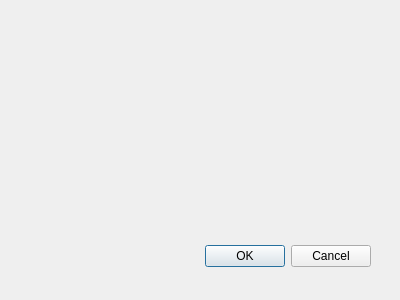
Rsclub22/Minos2-Mirror, file mqt/MqtLogger/bandmapclientfilterdialog.ui: the form before one commit.
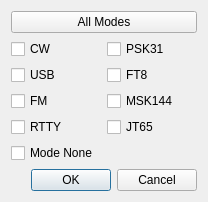
The form after the commit.

Commit message: work on saving and restoring mode filter settings in bandmap

What changed in the file:
```diff
--- a/mqt/MqtLogger/bandmapclientfilterdialog.ui
+++ b/mqt/MqtLogger/bandmapclientfilterdialog.ui
@@ -8,29 +8,103 @@
    <rect>
     <x>0</x>
     <y>0</y>
-    <width>400</width>
-    <height>300</height>
+    <width>208</width>
+    <height>201</height>
    </rect>
   </property>
   <property name="windowTitle">
    <string>Dialog</string>
   </property>
-  <widget class="QDialogButtonBox" name="buttonBox">
-   <property name="geometry">
-    <rect>
-     <x>30</x>
-     <y>240</y>
-     <width>341</width>
-     <height>32</height>
-    </rect>
-   </property>
-   <property name="orientation">
-    <enum>Qt::Horizontal</enum>
-   </property>
-   <property name="standardButtons">
-    <set>QDialogButtonBox::Cancel|QDialogButtonBox::Ok</set>
-   </property>
-  </widget>
+  <layout class="QVBoxLayout" name="verticalLayout_2">
+   <item>
+    <layout class="QVBoxLayout" name="verticalLayout">
+     <item>
+      <widget class="QPushButton" name="modeSelectBut">
+       <property name="text">
+        <string>All Modes</string>
+       </property>
+      </widget>
+     </item>
+     <item>
+      <layout class="QGridLayout" name="gridLayout">
+       <item row="3" column="0">
+        <widget class="QCheckBox" name="rttyModeChkBox">
+         <property name="text">
+          <string>RTTY</string>
+         </property>
+        </widget>
+       </item>
+       <item row="2" column="1">
+        <widget class="QCheckBox" name="msk144ModeChkBox">
+         <property name="text">
+          <string>MSK144</string>
+         </property>
+        </widget>
+       </item>
+       <item row="0" column="1">
+        <widget class="QCheckBox" name="psk31ModeChkBox">
+         <property name="text">
+          <string>PSK31</string>
+         </property>
+        </widget>
+       </item>
+       <item row="2" column="0">
+        <widget class="QCheckBox" name="fmModeChkBox">
+         <property name="text">
+          <string>FM</string>
+         </property>
+        </widget>
+       </item>
+       <item row="1" column="1">
+        <widget class="QCheckBox" name="ft8ModeChkBox">
+         <property name="text">
+          <string>FT8</string>
+         </property>
+        </widget>
+       </item>
+       <item row="0" column="0">
+        <widget class="QCheckBox" name="cwModeChkBox">
+         <property name="text">
+          <string>CW</string>
+         </property>
+        </widget>
+       </item>
+       <item row="3" column="1">
+        <widget class="QCheckBox" name="jt65ModeChkBox">
+         <property name="text">
+          <string>JT65</string>
+         </property>
+        </widget>
+       </item>
+       <item row="1" column="0">
+        <widget class="QCheckBox" name="usbModeChkBox">
+         <property name="text">
+          <string>USB</string>
+         </property>
+        </widget>
+       </item>
+       <item row="4" column="0">
+        <widget class="QCheckBox" name="noneModeChkBox">
+         <property name="text">
+          <string>Mode None</string>
+         </property>
+        </widget>
+       </item>
+      </layout>
+     </item>
+    </layout>
+   </item>
+   <item>
+    <widget class="QDialogButtonBox" name="buttonBox">
+     <property name="orientation">
+      <enum>Qt::Horizontal</enum>
+     </property>
+     <property name="standardButtons">
+      <set>QDialogButtonBox::Cancel|QDialogButtonBox::Ok</set>
+     </property>
+    </widget>
+   </item>
+  </layout>
  </widget>
  <pixmapfunction/>
  <resources/>
```
Left out of the diff: 5 changed lines with no effect on the pictures. The commit also changes 13 other files.
